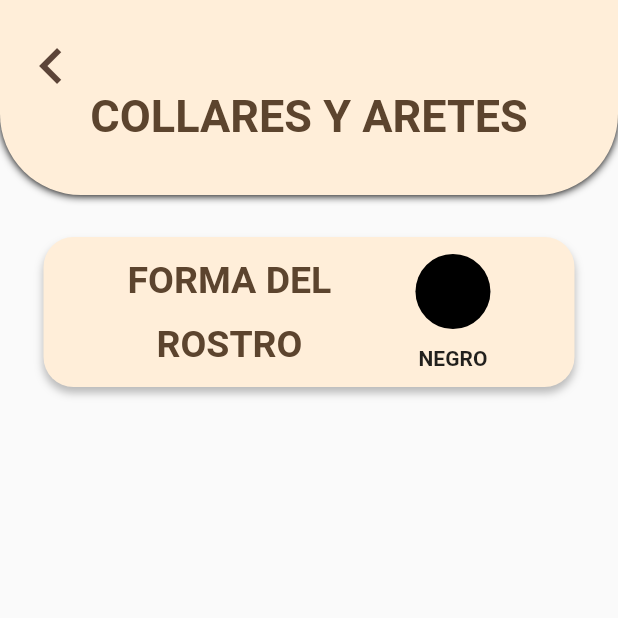
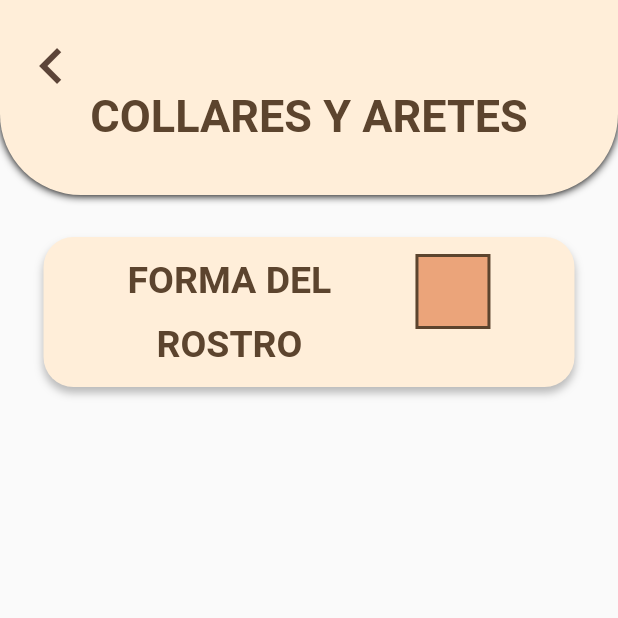
Before and after one commit to santos130400/ProyectoAdriana, a Flutter app: the ResultadosInter screen opened directly, on a phone screen of 412 x 824 dp, the top half of it. Run offline on Flutter 3.47's test engine with Material 2 defaults, Android fonts, the phone set to English and light mode, and no system bars; our stand-ins replace carousel_slider, cloud_firestore, firebase_auth, firebase_core, image_picker; missing offline and left inert: dart:ffi; accounts and stored records are empty.

Commit message:
Ventana Resul

```diff
--- a/lib/ResuladosInter.dart
+++ b/lib/ResuladosInter.dart
@@ -211,13 +211,20 @@ class _ResultadosInterState extends State<ResultadosInter> {
               child: Column(
                 mainAxisAlignment: MainAxisAlignment.spaceEvenly,
                 children: [
-                  Container(
+                  m.traductorCaraForma(resul.cara) != null
+                      ? Container(
                           height: 50,
                           width: 50,
                           decoration: BoxDecoration(
-                        shape: BoxShape.circle, color: Colors.black),
-                  ),
-                  Text('NEGRO', style: TextStyle(fontWeight: FontWeight.bold))
+                              shape: m.traductorCaraForma(resul.cara),
+                              color: Color(0xFFEBA47A),
+                              border: Border.all(
+                                  color: Color.fromARGB(255, 92, 68, 46),
+                                  width: 2)),
+                        )
+                      : CustomPaint(
+                          size: Size(50, 50), painter: DrawTriangleShape()),
+                  Text(m.traductorCaraParabra(resul.cara), style: TextStyle(fontWeight: FontWeight.bold))
                 ],
               ),
             )
@@ -225,54 +232,6 @@ class _ResultadosInterState extends State<ResultadosInter> {
         ),
       );
     } else if (txt == 15) {
-      atrib = Container(
-        decoration: BoxDecoration(
-            borderRadius: BorderRadius.all(Radius.circular(20)),
-            color: Color(0xFFFFEED9),
-            boxShadow: [
-              BoxShadow(
-                  color: Colors.black26, blurRadius: 4, offset: Offset(0, 4))
-            ]),
-        child: Row(
-          mainAxisAlignment: MainAxisAlignment.spaceEvenly,
-          children: [
-            Container(
-                alignment: Alignment.center,
-                child: Column(
-                  mainAxisAlignment: MainAxisAlignment.spaceEvenly,
-                  children: [
-                    Text('COLOR DEL',
-                        textAlign: TextAlign.center,
-                        style: TextStyle(
-                            color: Color.fromARGB(255, 92, 68, 46),
-                            fontSize: 25,
-                            fontWeight: FontWeight.bold)),
-                    Text('PELO',
-                        textAlign: TextAlign.center,
-                        style: TextStyle(
-                            color: Color.fromARGB(255, 92, 68, 46),
-                            fontSize: 25,
-                            fontWeight: FontWeight.bold)),
-                  ],
-                )),
-            Container(
-              child: Column(
-                mainAxisAlignment: MainAxisAlignment.spaceEvenly,
-                children: [
-                  Container(
-                    height: 50,
-                    width: 50,
-                    decoration: BoxDecoration(
-                        shape: BoxShape.circle, color: Colors.black),
-                  ),
-                  Text('NEGRO', style: TextStyle(fontWeight: FontWeight.bold))
-                ],
-              ),
-            )
-          ],
-        ),
-      );
-    } else if (txt == 16) {
       atrib = Container(
         decoration: BoxDecoration(
             borderRadius: BorderRadius.all(Radius.circular(20)),
@@ -307,17 +266,68 @@ class _ResultadosInterState extends State<ResultadosInter> {
               child: Column(
                 mainAxisAlignment: MainAxisAlignment.spaceEvenly,
                 children: [
-                  Container(
+                  m.traductorCaraForma(resul.cara) != null
+                      ? Container(
                           height: 50,
                           width: 50,
                           decoration: BoxDecoration(
-                        shape: BoxShape.circle, color: Colors.black),
-                  ),
-                  Text('NEGRO', style: TextStyle(fontWeight: FontWeight.bold))
+                              shape: m.traductorCaraForma(resul.cara),
+                              color: Color(0xFFEBA47A),
+                              border: Border.all(
+                                  color: Color.fromARGB(255, 92, 68, 46),
+                                  width: 2)),
+                        )
+                      : CustomPaint(
+                          size: Size(50, 50), painter: DrawTriangleShape()),
+                  Text(m.traductorCaraParabra(resul.cara), style: TextStyle(fontWeight: FontWeight.bold))
                 ],
               ),
             )
           ],
+        ),
+      );
+    } else if (txt == 16) {
+      atrib = Container(
+        decoration: BoxDecoration(
+            borderRadius: BorderRadius.all(Radius.circular(20)),
+            color: Color(0xFFFFEED9),
+            boxShadow: [
+              BoxShadow(
+                  color: Colors.black26, blurRadius: 4, offset: Offset(0, 4))
+            ]),
+        child: Row(
+          mainAxisAlignment: MainAxisAlignment.spaceEvenly,
+          children: [
+            Container(
+                alignment: Alignment.center,
+                child: Column(
+                  mainAxisAlignment: MainAxisAlignment.spaceEvenly,
+                  children: [
+                    Text('COLOR DEL',
+                        textAlign: TextAlign.center,
+                        style: TextStyle(
+                            color: Color.fromARGB(255, 92, 68, 46),
+                            fontSize: 25,
+                            fontWeight: FontWeight.bold)),
+                    Text('PELO',
+                        textAlign: TextAlign.center,
+                        style: TextStyle(
+                            color: Color.fromARGB(255, 92, 68, 46),
+                            fontSize: 25,
+                            fontWeight: FontWeight.bold)),
+                  ],
+                )),
+            Container(
+              child: Container(
+                height: 50,
+                width: 50,
+                decoration: BoxDecoration(
+                    border: Border.all(color: Colors.black, width: 2),
+                    shape: BoxShape.circle,
+                    color: m.traductorPeloColor(resul.pelo),
+              ),
+            )
+            )],
         ),
       );
     }
```
Also changed, not shown: lib/PREFABS/Metodos.dart (+71 -0 lines). Lines whose indentation alone changed are shown as unchanged.
